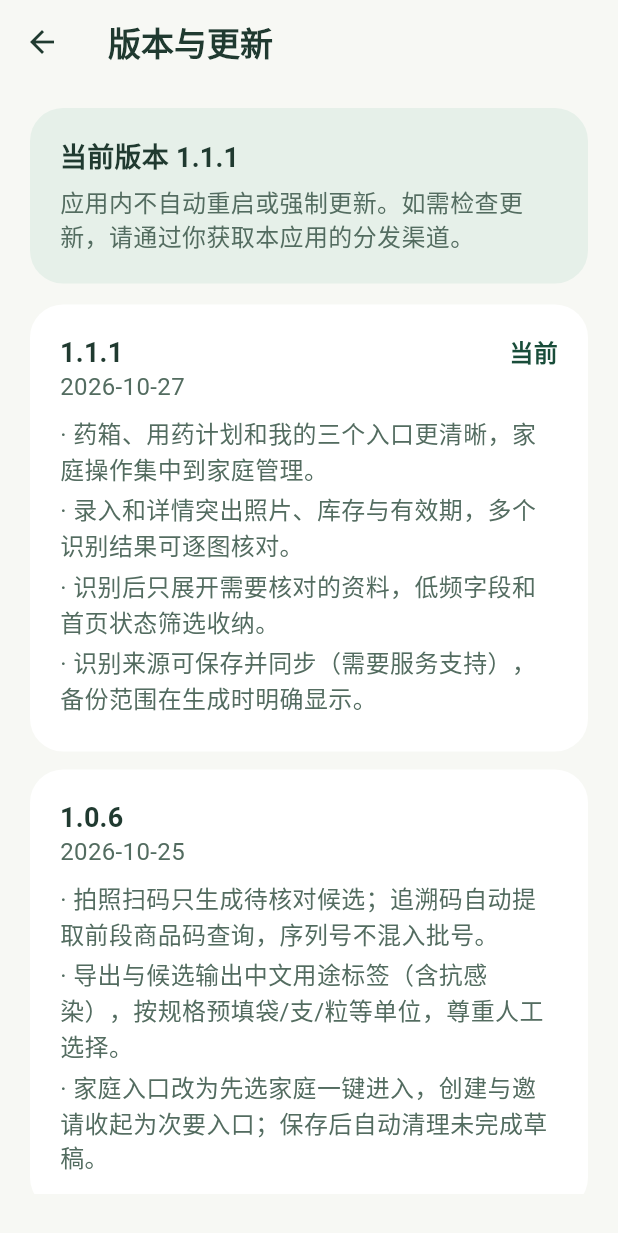
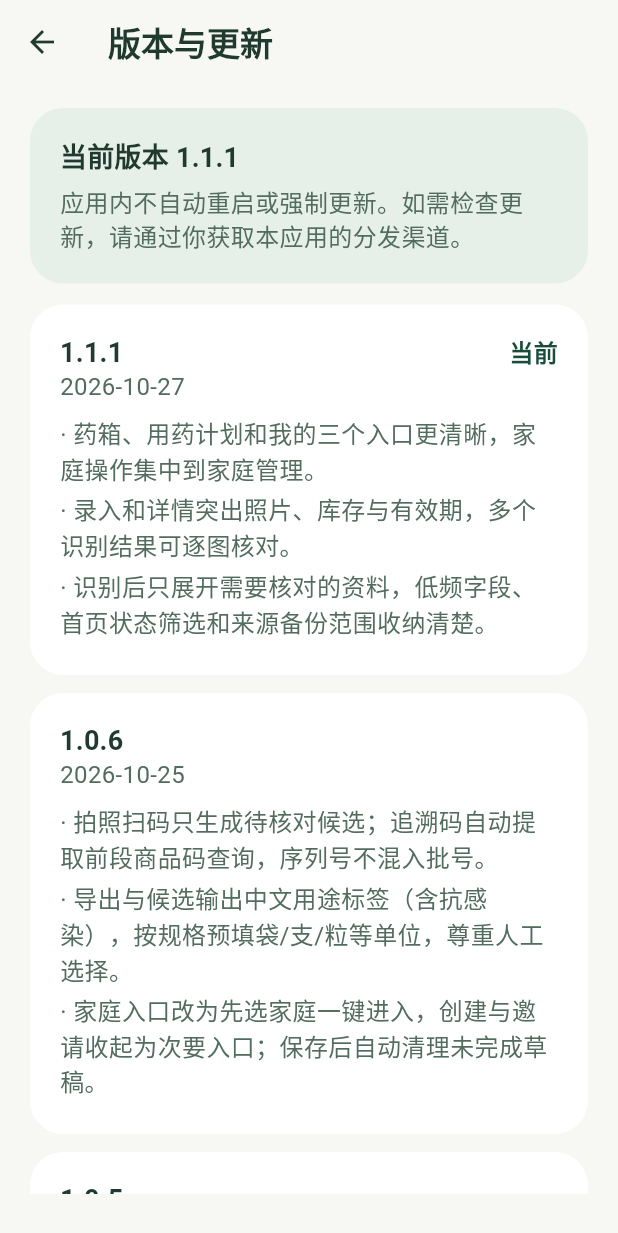
Before and after one commit to Jovifei/Medcial-box, a Flutter app: the ReleaseNotesPage screen opened directly, on a phone screen of 412 x 824 dp. Shown: the top 1233 px of the screen. Run offline on Flutter 3.47's test engine with Material 3 defaults, Android fonts, the phone set to English and light mode, and no system bars; our stand-ins replace file_picker, flutter_local_notifications, flutter_secure_storage, go_router, image_picker, pdf and 3 more; missing offline and left inert: google_mlkit_text_recognition, mobile_scanner; accounts and stored records are empty; Roboto replaces fonts that are missing (sans).

Commit message:
收敛一加一版本说明条数

```diff
--- a/apps/flutter/lib/features/my/release_notes_page.dart
+++ b/apps/flutter/lib/features/my/release_notes_page.dart
@@ -24,8 +24,7 @@ const List<ReleaseNote> releaseNotes = [
     items: [
       '药箱、用药计划和我的三个入口更清晰，家庭操作集中到家庭管理。',
       '录入和详情突出照片、库存与有效期，多个识别结果可逐图核对。',
-      '识别后只展开需要核对的资料，低频字段和首页状态筛选收纳。',
-      '识别来源可保存并同步（需要服务支持），备份范围在生成时明确显示。',
+      '识别后只展开需要核对的资料，低频字段、首页状态筛选和来源备份范围收纳清楚。',
     ],
   ),
   ReleaseNote(
```
Also changed, not shown: 1 other file.
